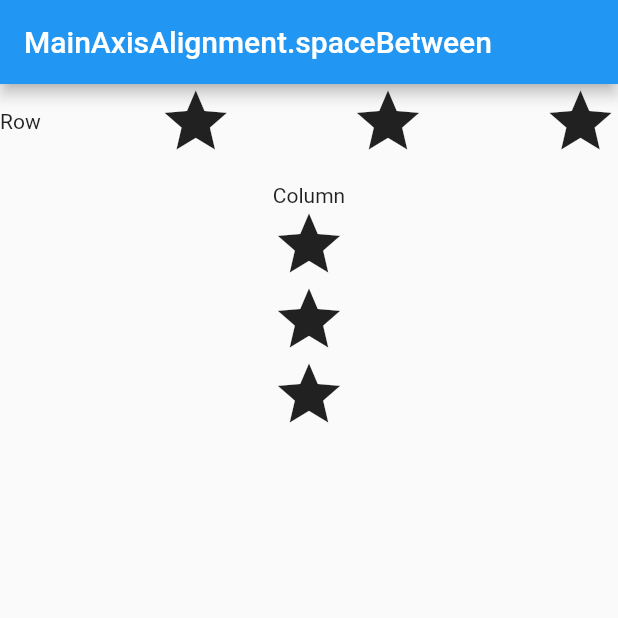
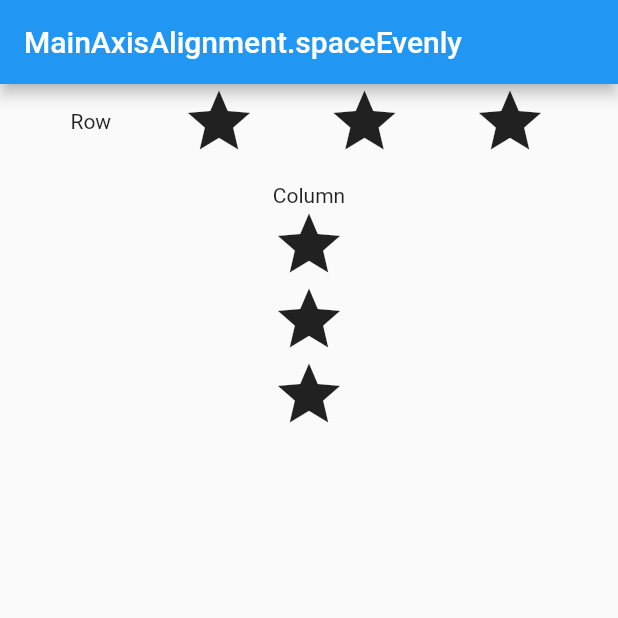
Before and after one commit to after-six/flutter-layout-wonwoo, a Flutter app: the screen it shows after launch, on a phone screen of 412 x 824 dp, the top half of it. Run offline on Flutter 3.47's test engine with Material 2 defaults, Android fonts, the phone set to English and light mode, and no system bars.

Commit message:
MainAxisAlignment.spaceEvenly

```diff
--- a/lib/main.dart
+++ b/lib/main.dart
@@ -9,7 +9,7 @@ class MyApp extends StatelessWidget {
     return MaterialApp(
       home: Scaffold(
         appBar: AppBar(
-          title: Text('MainAxisAlignment.spaceBetween'),
+          title: Text('MainAxisAlignment.spaceEvenly'),
         ),
         body: Column(
           children: <Widget>[
@@ -17,7 +17,8 @@ class MyApp extends StatelessWidget {
 //              mainAxisAlignment: MainAxisAlignment.start, // Row and Column - MainAxisAlignment Step 1
 //              mainAxisAlignment: MainAxisAlignment.center, // Row and Column - MainAxisAlignment Step 2
 //              mainAxisAlignment: MainAxisAlignment.end, // Row and Column - MainAxisAlignment Step 3
-              mainAxisAlignment: MainAxisAlignment.spaceBetween, // Row and Column - MainAxisAlignment Step 4
+//              mainAxisAlignment: MainAxisAlignment.spaceBetween, // Row and Column - MainAxisAlignment Step 4
+              mainAxisAlignment: MainAxisAlignment.spaceEvenly, // Row and Column - MainAxisAlignment Step 5
               children: <Widget>[
                 Text('Row'),
                 Icon(Icons.star, size: 50),
@@ -30,7 +31,8 @@ class MyApp extends StatelessWidget {
 //              mainAxisAlignment: MainAxisAlignment.start, // Row and Column - MainAxisAlignment Step 1
 //              mainAxisAlignment: MainAxisAlignment.center, // Row and Column - MainAxisAlignment Step 2
 //              mainAxisAlignment: MainAxisAlignment.end, // Row and Column - MainAxisAlignment Step 3
-              mainAxisAlignment: MainAxisAlignment.spaceBetween, // Row and Column - MainAxisAlignment Step 4
+//              mainAxisAlignment: MainAxisAlignment.spaceBetween, // Row and Column - MainAxisAlignment Step 4
+              mainAxisAlignment: MainAxisAlignment.spaceEvenly, // Row and Column - MainAxisAlignment Step 5
               children: <Widget>[
                 Text('Column'),
                 Icon(Icons.star, size: 50),
```
